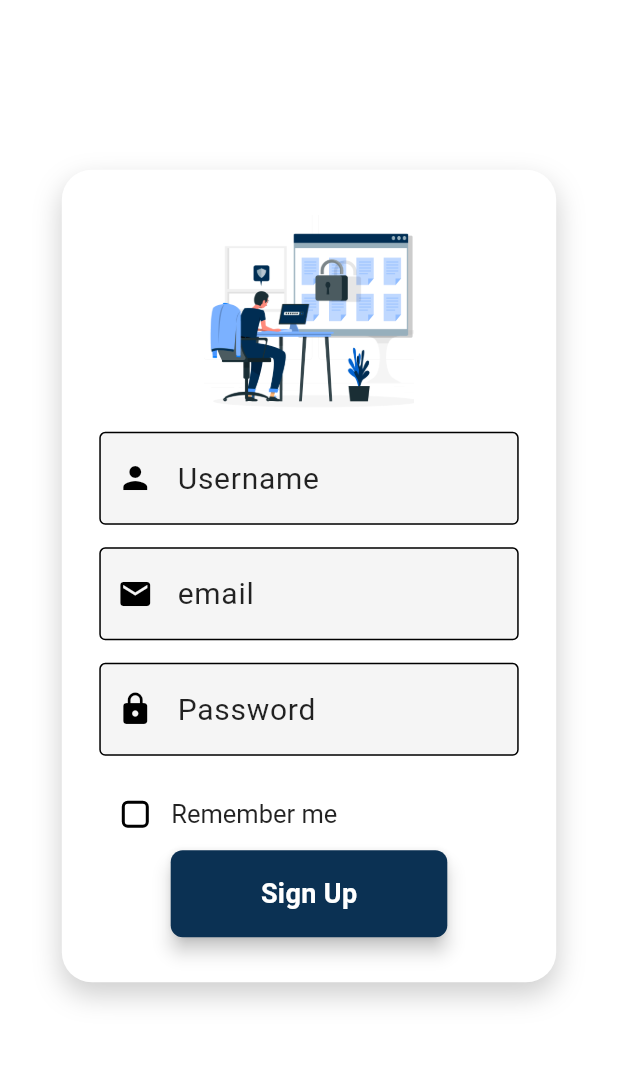
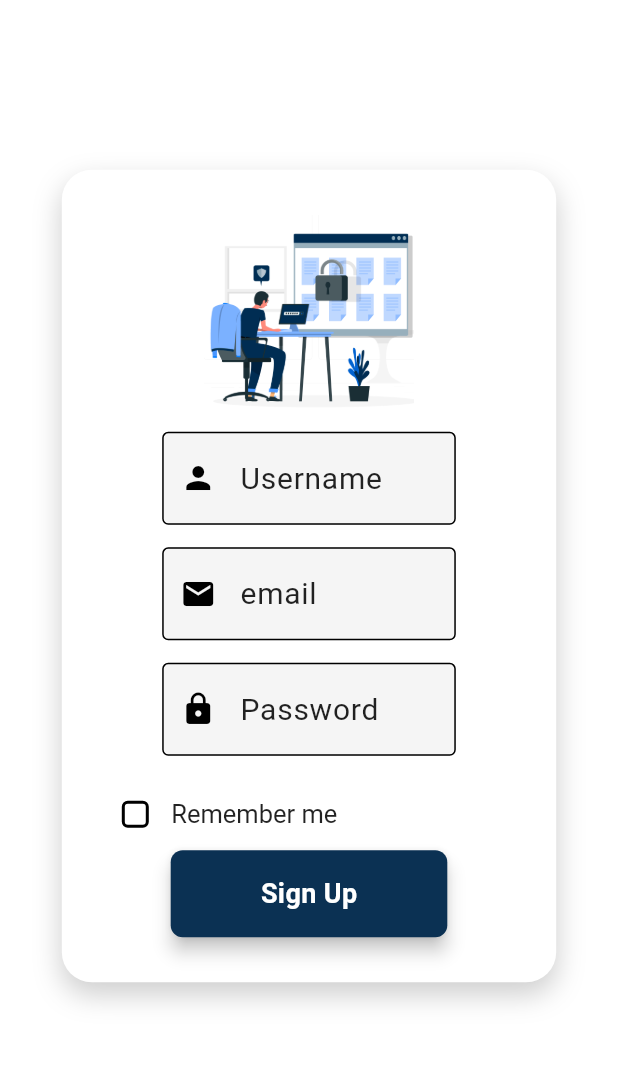
Before and after one commit to habeebandrew/folder_it, a Flutter app: the SignupScreen screen opened directly, on a phone screen of 412 x 824 dp, the part 84-1151 px from its top. Run offline on Flutter 3.47's test engine with Material 3 defaults, Android fonts, the phone set to English and light mode, and no system bars; our stand-ins replace badges, connectivity_plus, dartz, dotted_border, flutter_bloc, flutter_svg and 3 more; missing offline and left inert: dart:html, flutter_dropzone; accounts and stored records are empty; project files that could hold a hidden picture were left out.

Commit message:
enter textfield design

```diff
--- a/lib/core/Util/app_routes.dart
+++ b/lib/core/Util/app_routes.dart
@@ -41,7 +41,7 @@ final GoRouter router = GoRouter(
 
     GoRoute(
       path: '/groupform',
-      builder: (context, state) =>  const GroupForm(),
+      builder: (context, state) =>   GroupForm(groupId: 0,key: null,),
     ),
     GoRoute(
       path: '/inviteMemeber',
--- a/lib/features/Group_Browser/presentation/group_pages/members_page.dart
+++ b/lib/features/Group_Browser/presentation/group_pages/members_page.dart
@@ -1,6 +1,5 @@
 import 'package:flutter/material.dart';
 import 'package:folder_it/features/Groups/presentation/pages/invite_member_page.dart';
-import 'package:go_router/go_router.dart';
 
 class MembersPage extends StatelessWidget {
   const MembersPage({super.key});
--- a/lib/features/User/presentation/widgets/custom_form_field.dart
+++ b/lib/features/User/presentation/widgets/custom_form_field.dart
@@ -4,19 +4,22 @@ Widget customFormFiled({
   required TextEditingController controller,
   required String label,
   String? Function(String?)? validator,
-  bool obscureText=false,
-  IconData?prefixIcon
-})
-=>TextFormField(
+  bool obscureText = false,
+  IconData? prefixIcon,
+}) =>
+    Center(
+      child: FractionallySizedBox(
+        widthFactor: 0.7, // الحقل سيشغل نصف عرض الحاوية الأم
+        child: TextFormField(
           controller: controller,
           decoration: InputDecoration(
             labelText: label,
             prefixIcon: Icon(prefixIcon),
             enabledBorder: const OutlineInputBorder(),
             border: const OutlineInputBorder(),
-
           ),
-
           validator: validator,
           obscureText: obscureText,
+        ),
+      ),
     );
```
Also changed, not shown: lib/features/Group_Browser/presentation/pages/group_form.dart (+15 -8 lines), lib/features/Groups/presentation/pages/View_Groups.dart (+2 -6 lines), lib/features/Groups/presentation/widgets/custom_invite_card.dart (+19 -13 lines). Lines whose indentation alone changed are shown as unchanged.
